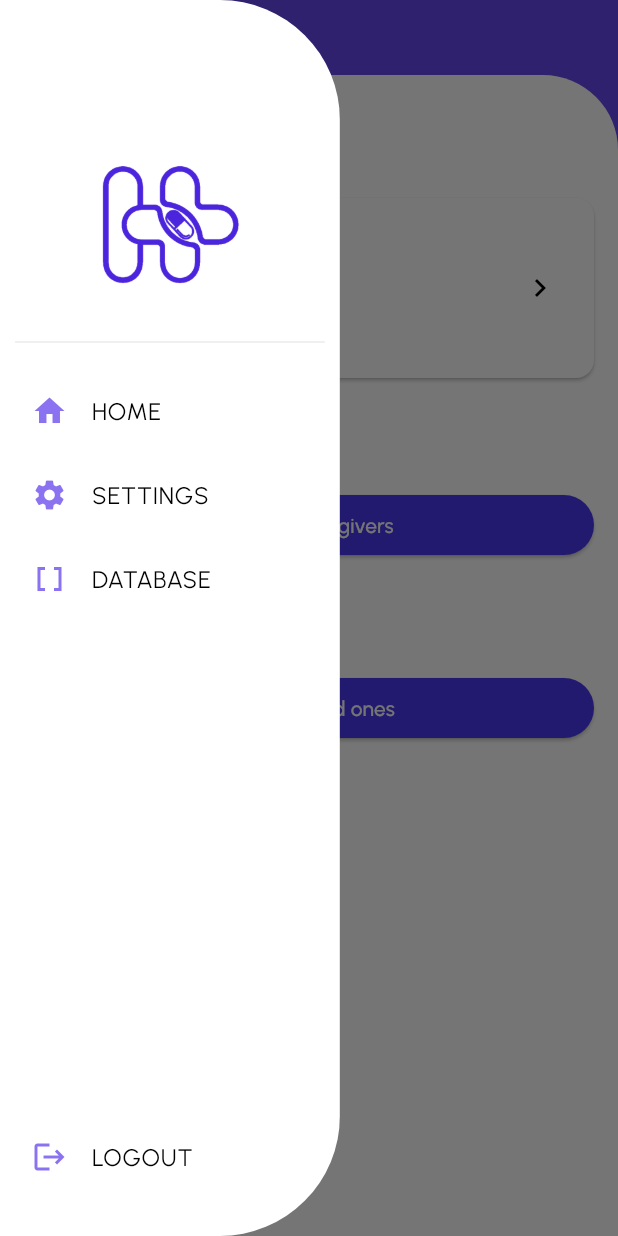
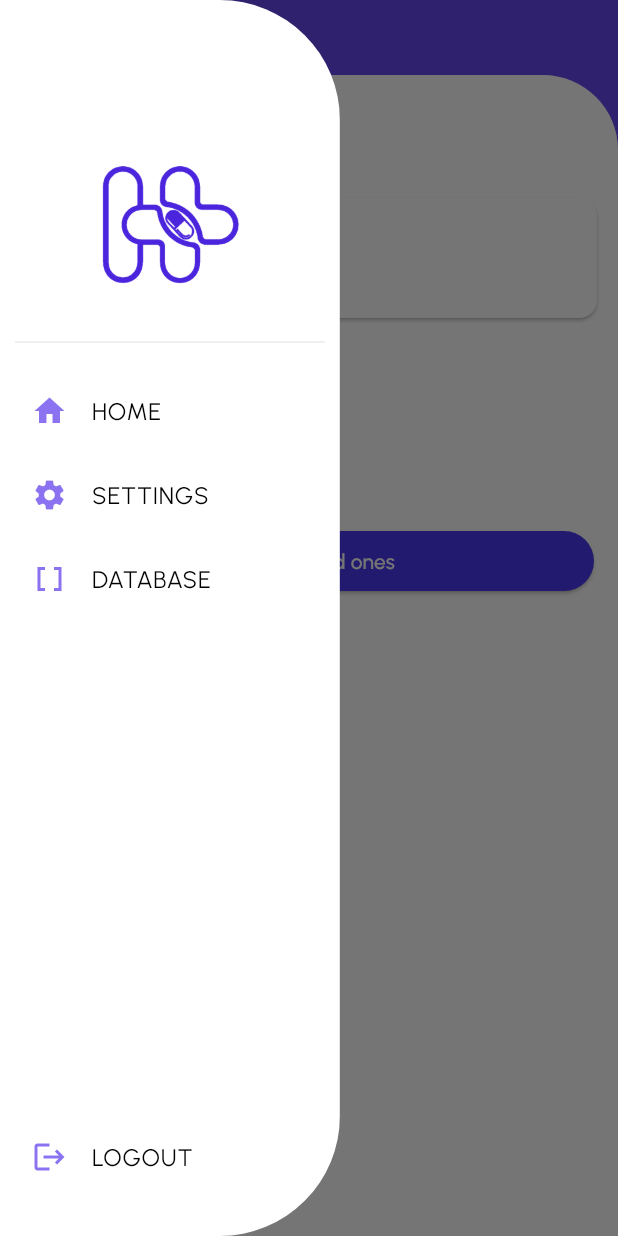
Before and after one commit to nja99/OrbitalHealthPlus, a Flutter app: the FamilyScreen screen opened directly, with the side drawer open, on a phone screen of 412 x 824 dp. Run offline on Flutter 3.47's test engine with Material 3 defaults, Android fonts, the light colour scheme and no system bars; our stand-ins replace cloud_firestore, firebase_auth, firebase_core, firebase_remote_config, flutter_datetime_picker_plus, font_awesome_flutter and 6 more; missing offline and left inert: flutter_background_service; accounts and stored records are empty.

Commit message:
Mid Patch Update for Profile Hub

```diff
--- a/lib/screens/familyhub_screen.dart
+++ b/lib/screens/familyhub_screen.dart
@@ -2,6 +2,7 @@ import 'package:flutter/material.dart';
 import 'package:healthsphere/components/home/home_drawer.dart';
 import 'package:cloud_firestore/cloud_firestore.dart';
 import 'package:firebase_auth/firebase_auth.dart';
+import 'package:healthsphere/screens/addloved.dart';
 import 'package:healthsphere/services/service_locator.dart';
 import 'package:healthsphere/services/user/user_profile_service.dart';
 
@@ -19,6 +20,9 @@ class _FamilyScreenState extends State<FamilyScreen> {
   final User? _currentUser = FirebaseAuth.instance.currentUser;
   Map<String, dynamic>? _userData;
 
+  List<Map<String, dynamic>> _dependents = [];
+  List<Map<String, dynamic>> _caregivers = [];
+
   Future<void> _fetchUserData() async {
     if (_currentUser != null) {
       _userData = await _userProfileService.getUserProfile(_currentUser!);
@@ -28,15 +32,75 @@ class _FamilyScreenState extends State<FamilyScreen> {
     }
   }
 
+
+//////////////////////////////////////////////////////////////////
+  Future<void> _fetchDependents() async {
+  if (_currentUser != null) {
+    List<Map<String, dynamic>> fetchedDependents = await _userProfileService.getDependents(_currentUser!);
+    if (mounted) {
+      setState(() {
+        _dependents = fetchedDependents;
+      });
+    }
+  }
+}
+Future<void> _fetchCaregivers() async {
+    if (_currentUser != null) {
+      List<Map<String, dynamic>> fetchedCaregivers = await _userProfileService.getCaregivers(_currentUser!);
+      if (mounted) {
+        setState(() {
+          _caregivers = fetchedCaregivers;
+        });
+      }
+    }
+  }
+  Future<void> _addLovedOne() async {
+    final result = await Navigator.push(
+      context,
+      MaterialPageRoute(builder: (context) => AddLovedOnePage()),
+    );
+    if (result == true) {
+      _fetchDependents();
+      print("hi");
+    }
+  }
+  Future<void> _deleteCaregiver(String caregiverUid) async {
+  try {
+    await _userProfileService.removeCaregiver(_currentUser!, caregiverUid);
+    // Refresh the caregivers list
+    await _fetchCaregivers();
+    setState(() {});
+  } catch (e) {
+    ScaffoldMessenger.of(context).showSnackBar(
+      SnackBar(content: Text('Error deleting caregiver: ${e.toString()}')),
+    );
+  }
+}
   Future<void> _refreshProfile() async {
     await _fetchUserData();
     setState(() {});
   }
+  Future<void> _switchAccount(String userId) async {
+    try {
+      await _userProfileService.switchAccount(userId);
+      // Refresh the screen or navigate to a new screen as needed
+      _fetchUserData();
+      _fetchDependents();
+      setState(() {});
+    } catch (e) {
+      ScaffoldMessenger.of(context).showSnackBar(
+        SnackBar(content: Text('Error switching account: ${e.toString()}')),
+      );
+    }
+  }
+
 
   @override
   void initState() {
     super.initState();
     _fetchUserData();
+    _fetchDependents();
+    _fetchCaregivers();
   }
 
   @override
@@ -60,26 +124,22 @@ class _FamilyScreenState extends State<FamilyScreen> {
               child: Column(
                 crossAxisAlignment: CrossAxisAlignment.start,
                 children: [
+                  const SizedBox(height: 10),
+                  _buildSectionTitle('My Current Account'),
                   Padding(
-                    padding: const EdgeInsets.all(20),
-                    child: Text(
-                      'Health Profiles',
-                      style: TextStyle(
-                        fontSize: 24,
-                        fontWeight: FontWeight.bold,
-                        color: Theme.of(context).colorScheme.onSurface,
-                      ),
-                    ),
+                    padding: const EdgeInsets.all(10),
+                    child: _buildProfileCard(_userData),
                   ),
                   Expanded(
                     child: RefreshIndicator(
                       onRefresh: _refreshProfile,
                       child: ListView(
                         children: [
-                        _buildProfileCard(),
-                        _buildSectionTitle('My caregivers (1)'),
-                        _buildAddButton('Add caregivers'),
+                          // ... existing code ...
+                          _buildSectionTitle('My caregivers'),
+                          ..._caregivers.map((caregiver) => _buildProfileCard(caregiver, isCaregiver: true)),
                           _buildSectionTitle('People under my care'),
+                          ..._dependents.map((dependent) => _buildProfileCard(dependent, isDependent: true)),
                           _buildAddButton('Add loved ones'),
                           _buildSectionTitle('Family & friends'),
                         ],
@@ -97,37 +157,39 @@ class _FamilyScreenState extends State<FamilyScreen> {
 
 
 
-  Widget _buildProfileCard() {
-  if (_userData == null) {
-    return const Center(child: CircularProgressIndicator());
+Widget _buildProfileCard(Map<String, dynamic>? data, {bool isDependent = false, bool isCaregiver = false}) {
+  if (data == null) {
+    return SizedBox.shrink();
   }
 
-  String fullName = "${_userData!['firstName']} ${_userData!['lastName']}";
+  String fullName = "${data['firstName']} ${data['lastName']}";
 
   return Card(
-    margin: const EdgeInsets.symmetric(horizontal: 16, vertical: 8),
     child: ListTile(
       leading: CircleAvatar(
-        backgroundColor: Theme.of(context).colorScheme.primary,
-        child: Text(
-          fullName.isNotEmpty ? fullName[0].toUpperCase() : '?',
-          style: TextStyle(color: Theme.of(context).colorScheme.onPrimary),
-        ),
+        child: Text(fullName.isNotEmpty ? fullName[0].toUpperCase() : '?'),
       ),
       title: Text(fullName),
       subtitle: Column(
         crossAxisAlignment: CrossAxisAlignment.start,
         children: [
-          Text('Sex: ${_userData!['sex'] ?? 'N/A'}'),
-          Text('Blood Type: ${_userData!['bloodType'] ?? 'N/A'}'),
-          Text('Height: ${_userData!['height']?.toString() ?? 'N/A'} cm'),
-          Text('Weight: ${_userData!['weight']?.toString() ?? 'N/A'} kg'),
+          Text('Height: ${data['height']?.toString() ?? 'N/A'} cm'),
+          Text('Weight: ${data['weight']?.toString() ?? 'N/A'} kg'),
         ],
       ),
-      trailing: const Icon(Icons.chevron_right),
-      onTap: () {
-        // Handle profile tap - maybe navigate to a detailed profile view
-      },
+      trailing: Row(
+        mainAxisSize: MainAxisSize.min,
+        children: [
+          if (isCaregiver)
+            IconButton(
+              icon: Icon(Icons.delete),
+              onPressed: () => _deleteCaregiver(data['uid']),
+            ),
+          if (isDependent || isCaregiver)
+            Icon(Icons.chevron_right),
+        ],
+      ),
+      onTap: (isDependent || isCaregiver) ? () => _switchAccount(data['uid']) : null,
     ),
   );
 }
@@ -156,9 +218,7 @@ class _FamilyScreenState extends State<FamilyScreen> {
     child: ElevatedButton.icon(
       icon: const Icon(Icons.add),
       label: Text(label),
-        onPressed: () {
-          // Handle add button tap
-        },
+      onPressed: _addLovedOne,  // Change this line
       style: ElevatedButton.styleFrom(
         foregroundColor: Theme.of(context).colorScheme.onPrimary,
         backgroundColor: Theme.of(context).colorScheme.primary,
--- a/lib/screens/home_screen.dart
+++ b/lib/screens/home_screen.dart
@@ -28,7 +28,7 @@ final GlobalKey<ScaffoldState> _scaffoldKey = GlobalKey<ScaffoldState>();
       drawer: const HomeDrawer(),
       body: Column(
         children: [
-          SizedBox(height: 50),
+          const SizedBox(height: 50),
           ExpandedContainer(
             padding: EdgeInsetsDirectional.fromSTEB(10, 12, 10, 0),
             child: SingleChildScrollView(
```
Also changed, not shown: lib/pages/home_page.dart (+23 -1 lines), lib/screens/addloved.dart (added, +80 -0 lines), lib/services/user/user_profile_service.dart (+119 -0 lines). Lines whose indentation alone changed are shown as unchanged.
